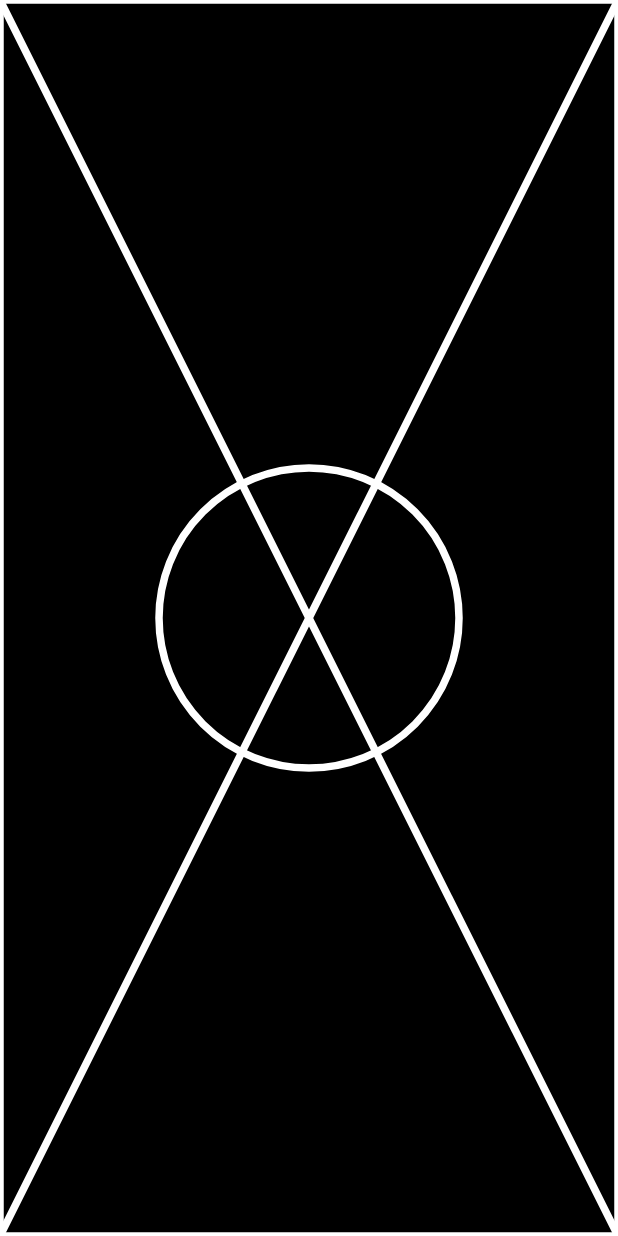
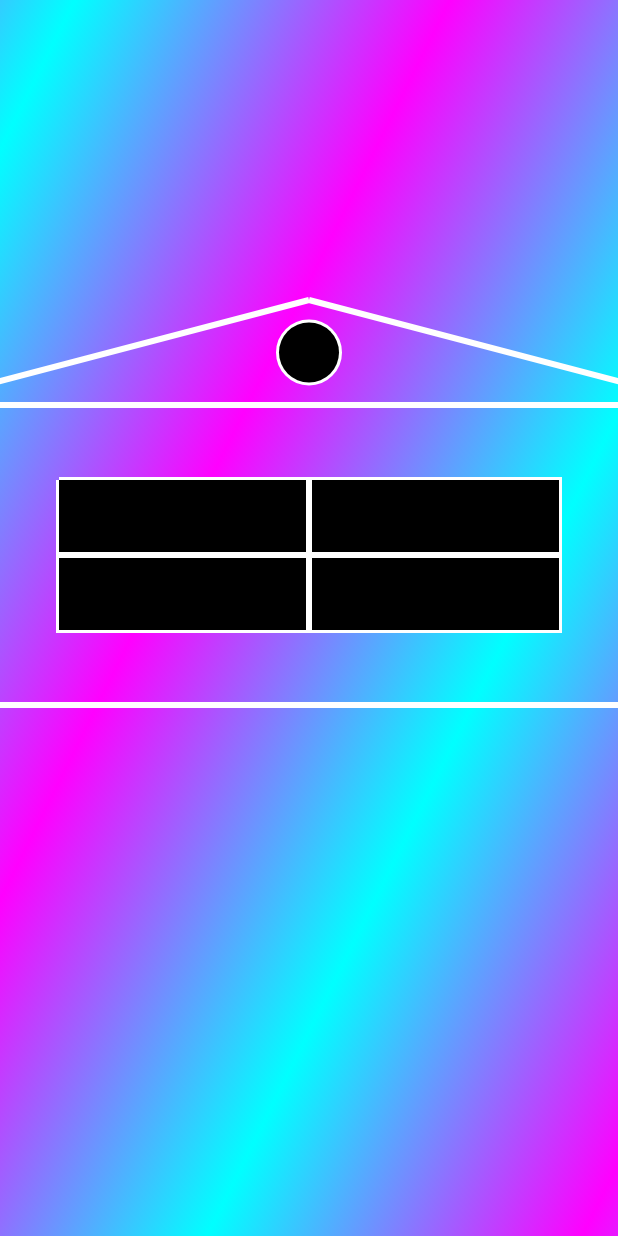
Before and after one commit to Foxxx48/ComposeCustomeView, an Android app built with Jetpack Compose: the screen it shows after launch (MainActivity), on a phone screen of 412 x 824 dp. Run offline under Robolectric (Android 15) with nearby library versions, the phone set to English and light mode, and no system bars.

Commit message:
Added CanvasPathHomeExample Example with Home and gradient

```diff
--- /dev/null
+++ b/app/src/main/java/com/foxxx/composecustomeview/CanvasPathHomeExample.kt
@@ -0,0 +1,122 @@
+package com.foxxx.composecustomeview
+
+import androidx.compose.foundation.Canvas
+import androidx.compose.foundation.background
+import androidx.compose.foundation.layout.fillMaxSize
+import androidx.compose.runtime.Composable
+import androidx.compose.ui.Modifier
+import androidx.compose.ui.geometry.Offset
+import androidx.compose.ui.graphics.Brush
+import androidx.compose.ui.graphics.Color
+import androidx.compose.ui.graphics.Path
+import androidx.compose.ui.graphics.TileMode
+import androidx.compose.ui.graphics.drawscope.Fill
+import androidx.compose.ui.graphics.drawscope.Stroke
+import androidx.compose.ui.tooling.preview.Preview
+import androidx.compose.ui.unit.dp
+import com.foxxx.composecustomeview.ui.theme.ComposeCustomeViewTheme
+
+@Composable
+fun CanvasPathHomeEx() {
+    Canvas(
+        modifier = Modifier
+            .fillMaxSize()
+            .background(
+                Brush.linearGradient(
+                    colors = listOf(Color.Cyan, Color.Magenta),
+                    start = Offset(0.dp.toPx(), 100.dp.toPx()),
+                    end = Offset(200.dp.toPx(), 200.dp.toPx()),
+                    tileMode = TileMode.Mirror
+                )
+            )
+    ) {
+        drawPath(
+            path = Path().apply {
+                moveTo(center.x, 200.dp.toPx())
+
+                lineTo(center.x + 400, 270.dp.toPx())
+                lineTo(center.x - 400, 270.dp.toPx())
+                lineTo(center.x, 200.dp.toPx())
+
+                drawCircle(
+                    style = Stroke(
+                        width = 4.dp.toPx()
+                    ),
+                    color = Color.White,
+                    radius = 20.dp.toPx(),
+                    center = Offset(
+                        center.x, 235.dp.toPx(),
+                    )
+                )
+
+                drawCircle(
+                    color = Color.Black,
+                    radius = 20.dp.toPx(),
+                    center = Offset(
+                        center.x, 235.dp.toPx(),
+                    )
+                )
+
+                moveTo(center.x - 350, 270.dp.toPx())
+                lineTo(center.x - 350, 470.dp.toPx())
+                lineTo(center.x + 350, 470.dp.toPx())
+                lineTo(center.x + 350, 270.dp.toPx())
+
+                moveTo(center.x - 250, 320.dp.toPx())
+                lineTo(center.x - 250, 420.dp.toPx())
+                lineTo(center.x + 250, 420.dp.toPx())
+                lineTo(center.x + 250, 320.dp.toPx())
+                lineTo(center.x - 250, 320.dp.toPx())
+
+                moveTo(center.x, 320.dp.toPx())
+                lineTo(center.x, 420.dp.toPx())
+
+                moveTo(center.x - 250, 370.dp.toPx())
+                lineTo(center.x + 250, 370.dp.toPx())
+            },
+            color = Color.White,
+            style = Stroke(
+                width = 4.dp.toPx()
+            )
+
+        )
+
+        drawPath(
+            path = Path().apply {
+                moveTo(center.x - 250, 320.dp.toPx())
+                lineTo(center.x - 250, 420.dp.toPx())
+                lineTo(center.x + 250, 420.dp.toPx())
+                lineTo(center.x + 250, 320.dp.toPx())
+                lineTo(center.x - 250, 320.dp.toPx())
+
+
+            },
+            color = Color.Black,
+            style = Fill
+        )
+
+        drawPath(
+            path = Path().apply {
+                moveTo(center.x, 320.dp.toPx())
+                lineTo(center.x, 420.dp.toPx())
+
+                moveTo(center.x - 250, 370.dp.toPx())
+                lineTo(center.x + 250, 370.dp.toPx())
+            },
+            color = Color.White,
+            style = Stroke(
+                width = 4.dp.toPx()
+            )
+        )
+    }
+}
+
+@Preview
+@Composable
+fun CanvasPathHomeExampleDarkTheme() {
+    ComposeCustomeViewTheme(
+        darkTheme = true
+    ) {
+        CanvasPathHomeEx()
+    }
+}
--- a/app/src/main/java/com/foxxx/composecustomeview/MainActivity.kt
+++ b/app/src/main/java/com/foxxx/composecustomeview/MainActivity.kt
@@ -8,7 +8,7 @@ class MainActivity : ComponentActivity() {
     override fun onCreate(savedInstanceState: Bundle?) {
         super.onCreate(savedInstanceState)
         setContent {
-            CanvasEx()
+            CanvasPathHomeEx()
         }
     }
 }
```
